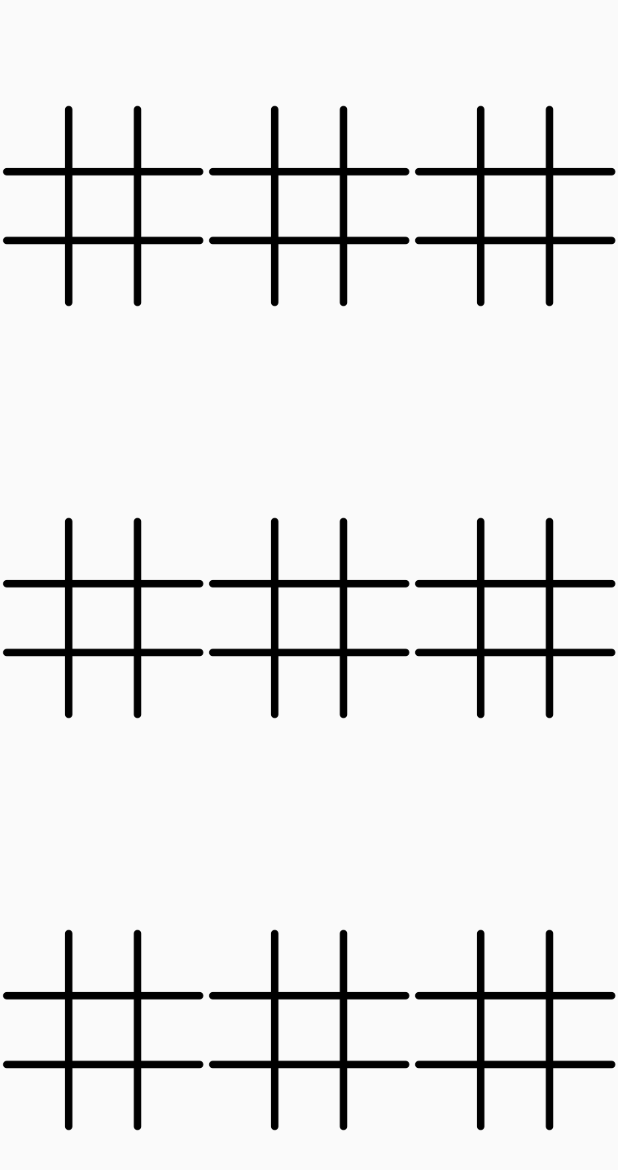
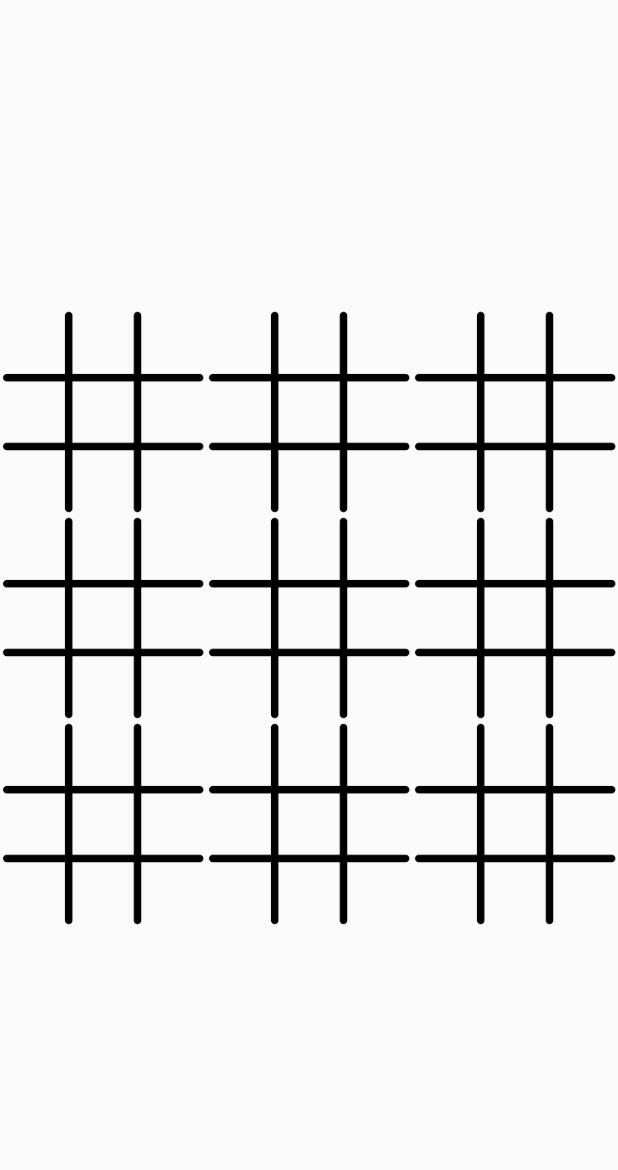
Before and after one commit to InvincibleRMC/Ultimate-Tic-Tac-Toe, a Flutter app: the GameSettings screen opened directly, after a tap on "Start Game", on a phone screen of 412 x 824 dp. Shown: the top 1170 px of the screen. Run offline on Flutter 3.47's test engine with Material 2 defaults, Android fonts, the phone set to English and light mode, and no system bars.

Commit message:
Switched to GridView

```diff
--- a/lib/pages/game.dart
+++ b/lib/pages/game.dart
@@ -10,7 +10,7 @@ class GamePage extends StatelessWidget {
   @override
   Widget build(BuildContext context) {
     final mainBoardWidth = MediaQuery.of(context).size.width;
-    final mainBoardHeight = MediaQuery.of(context).size.height;
+    final mainBoardHeight = MediaQuery.of(context).size.width;
     MainBoard board = MainBoard(3);
     return MaterialApp(
         home: Scaffold(
--- a/lib/tiles/widget/main_board_widget.dart
+++ b/lib/tiles/widget/main_board_widget.dart
@@ -27,7 +27,7 @@ class MainBoardWidget extends StatefulWidget {
 class MainBoardWidgetState extends State<MainBoardWidget> {
   @override
   Widget build(BuildContext context) {
-    return gameBoard();
+    return Center(child: gameBoard());
   }
 
   void _boardRefresh(BuildContext context, MainBoard b) {
@@ -46,17 +46,15 @@ class MainBoardWidgetState extends State<MainBoardWidget> {
 
   Widget gameBoard() {
     return Builder(builder: (context) {
-      const int boardCount = 3;
+      final int boardCount = widget._board.size();
+      final double subBoardHeight = widget._boardHeightPixels / boardCount;
+      final double subBoardWidth = widget._boardWidthPixels / boardCount;
 
-      final subBoardHeight = widget._boardHeightPixels / boardCount;
-      final subBoardWidth = widget._boardWidthPixels / boardCount;
-
-      final children = <Widget>[];
+      final List<Widget> children = <Widget>[];
 
       for (int i = 0; i < boardCount; i++) {
-        final childrenRow = <Widget>[];
         for (int j = 0; j < boardCount; j++) {
-          childrenRow.add(
+          children.add(
             SubBoardWidget(
               subBoard: widget._board.getSubBoard(i, j),
               boardWidthPixels: subBoardWidth,
@@ -65,14 +63,15 @@ class MainBoardWidgetState extends State<MainBoardWidget> {
             ),
           );
         }
-        children.add(Row(
-            mainAxisAlignment: MainAxisAlignment.center,
-            children: childrenRow));
-        // children.add(const SizedBox(width: 0, height: 0));
       }
 
-      return Column(
-          mainAxisAlignment: MainAxisAlignment.center, children: children);
+      return GridView(
+        gridDelegate: const SliverGridDelegateWithFixedCrossAxisCount(
+          crossAxisCount: 3,
+        ),
+        shrinkWrap: true,
+        children: children,
+      );
     });
   }
 }
--- a/lib/tiles/widget/sub_board_widget.dart
+++ b/lib/tiles/widget/sub_board_widget.dart
@@ -29,7 +29,7 @@ class SubBoardWidget extends StatefulWidget {
 class SubBoardWidgetState extends State<SubBoardWidget> {
   @override
   Widget build(BuildContext context) {
-    return subBoardTiles();
+    return Center(child: subBoardTiles());
   }
 
   void _subBoardRefresh(BuildContext context, SubBoard s) {
@@ -41,15 +41,14 @@ class SubBoardWidgetState extends State<SubBoardWidget> {
   Widget subBoardTiles() {
     return Builder(builder: (context) {
       final int boardCount = widget._subBoard.getBoard().size();
-      final boardDim = MediaQuery.of(context).size.width / boardCount;
+      final boardDim = widget._boardWidthPixels;
       final tileDim = boardDim / boardCount;
 
       final children = <Widget>[];
 
       for (int i = 0; i < boardCount; i++) {
-        final childrenRow = <Widget>[];
         for (int j = 0; j < boardCount; j++) {
-          childrenRow.add(
+          children.add(
             TileWidget(
               tileDim: tileDim,
               tile: widget._subBoard.getTile(i, j),
@@ -57,23 +56,24 @@ class SubBoardWidgetState extends State<SubBoardWidget> {
             ),
           );
         }
-        children.add(Row(
-            mainAxisAlignment: MainAxisAlignment.center,
-            children: childrenRow));
       }
 
-      // final stack = Stack();
+      GridView gv = GridView(
+        gridDelegate: const SliverGridDelegateWithFixedCrossAxisCount(
+          crossAxisCount: 3,
+        ),
+        shrinkWrap: true,
+        children: children,
+      );
+
       Widget w = symbolForTile(widget._subBoard.getWinner(), widget);
-
-      Column col = Column(
-          mainAxisAlignment: MainAxisAlignment.center, children: children);
 
       Image img = Image.asset('images/board.png',
           height: widget._boardHeightPixels, width: widget._boardWidthPixels);
 
       return Stack(
         alignment: Alignment.center,
-        children: [w, img, col],
+        children: [w, img, gv],
       );
     });
   }
```
Also changed, not shown: 1 other file.
